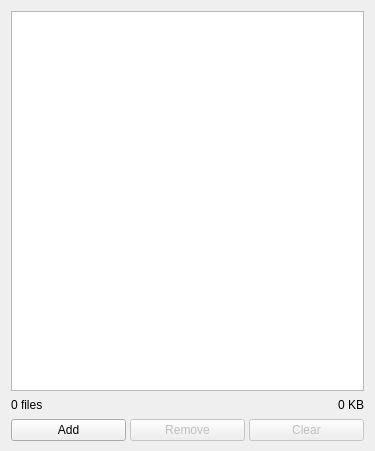
Qt form medialistwidget.ui (reveur12/imageshack-uploader) before a commit.
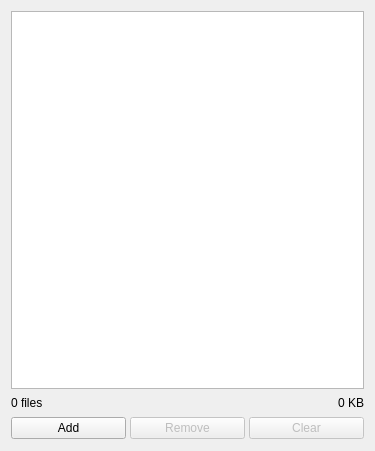
The same form after that commit. Icons and pictures are not drawn. Custom widgets are drawn as their Qt base class.

Commit message: ETA height

```diff
--- a/medialistwidget.ui
+++ b/medialistwidget.ui
@@ -157,7 +157,7 @@
      <property name="sizeHint" stdset="0">
       <size>
        <width>20</width>
-       <height>10</height>
+       <height>12</height>
       </size>
      </property>
     </spacer>
```
The commit also changes 1 other file.
